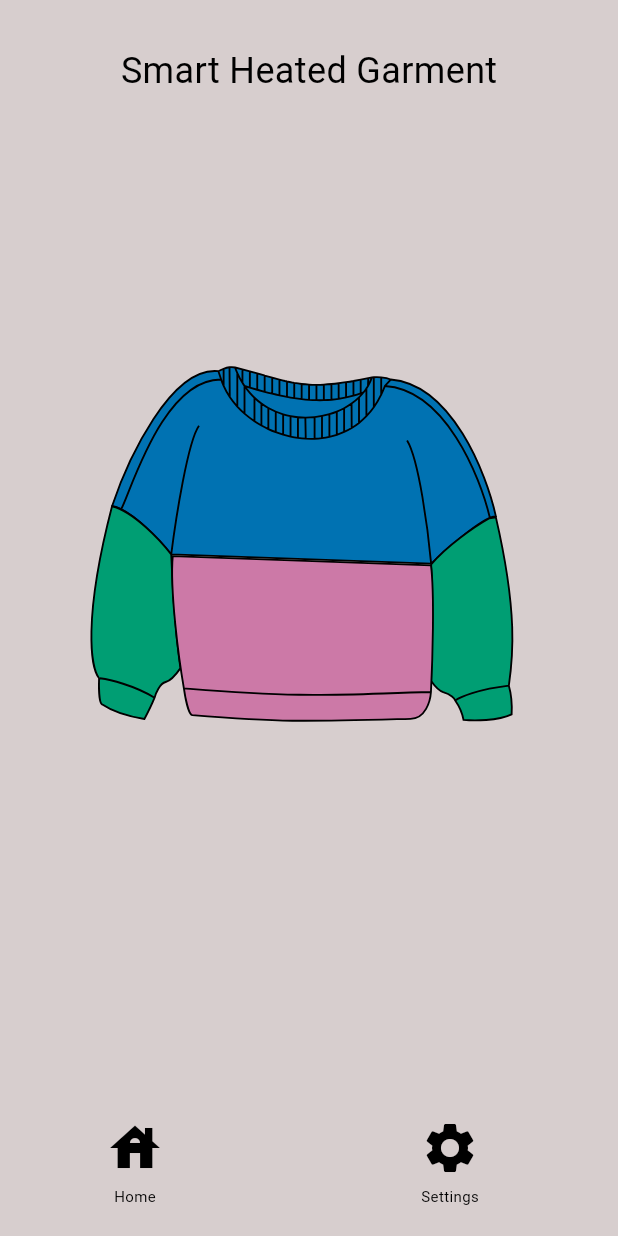
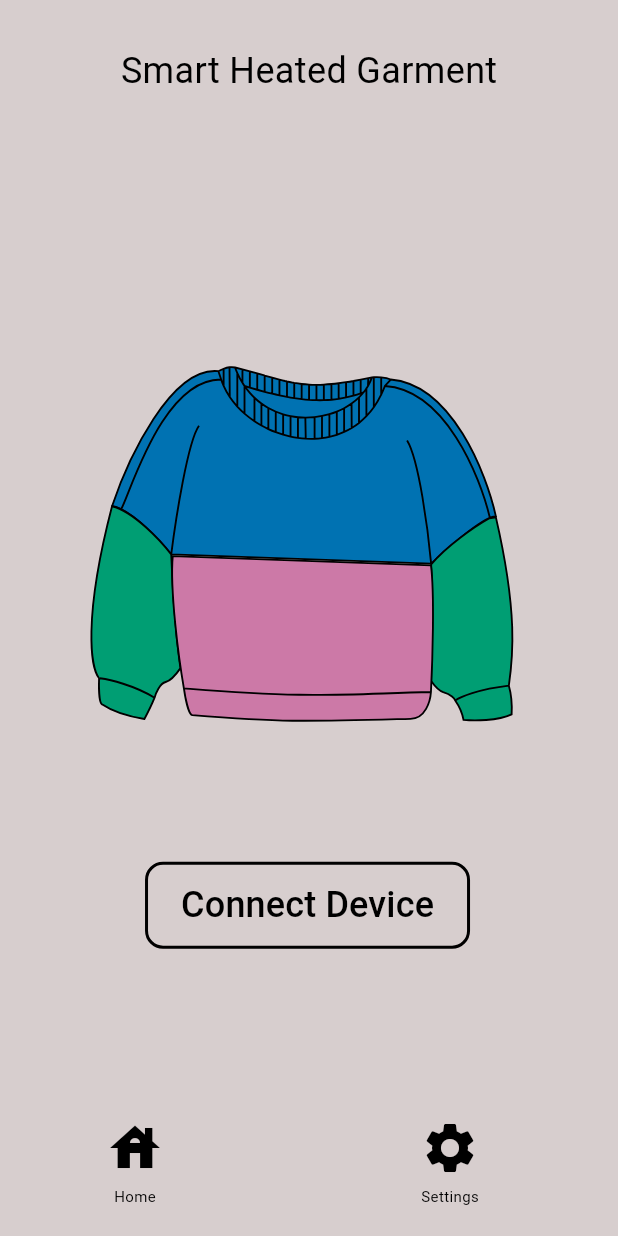
Before and after one commit to rodMike54/Comp490SmartHeatedGramentApp, a Flutter app: the screen it shows after launch, on a phone screen of 412 x 824 dp. Run offline on Flutter 3.47's test engine with Material 3 defaults, Android fonts, the phone set to English and light mode, and no system bars; our stand-ins replace flutter_svg.

Commit message:
included a connect device button along with an outline for it

```diff
--- a/lib/pages/home.dart
+++ b/lib/pages/home.dart
@@ -34,6 +34,29 @@ class HomePage extends StatelessWidget {
             ),
           ),
 
+        Align (
+          alignment: const Alignment(-0.01,0.5),
+          child: OutlinedButton(
+            onPressed: () {
+          },
+          style: OutlinedButton.styleFrom(
+            side: const BorderSide(color: Colors.black, width: 2),
+            padding: const EdgeInsets.symmetric(horizontal: 24, vertical: 12),
+            shape: RoundedRectangleBorder(
+              borderRadius: BorderRadius.circular(12),
+            ),
+          ),
+          child: Text(
+            'Connect Device',
+            style : TextStyle (
+              color: Colors.black,
+              fontSize: 24,
+             )
+            ),
+          ),
+        ),
+
+
             Positioned(
               left: 70,
               bottom: 20,
```
